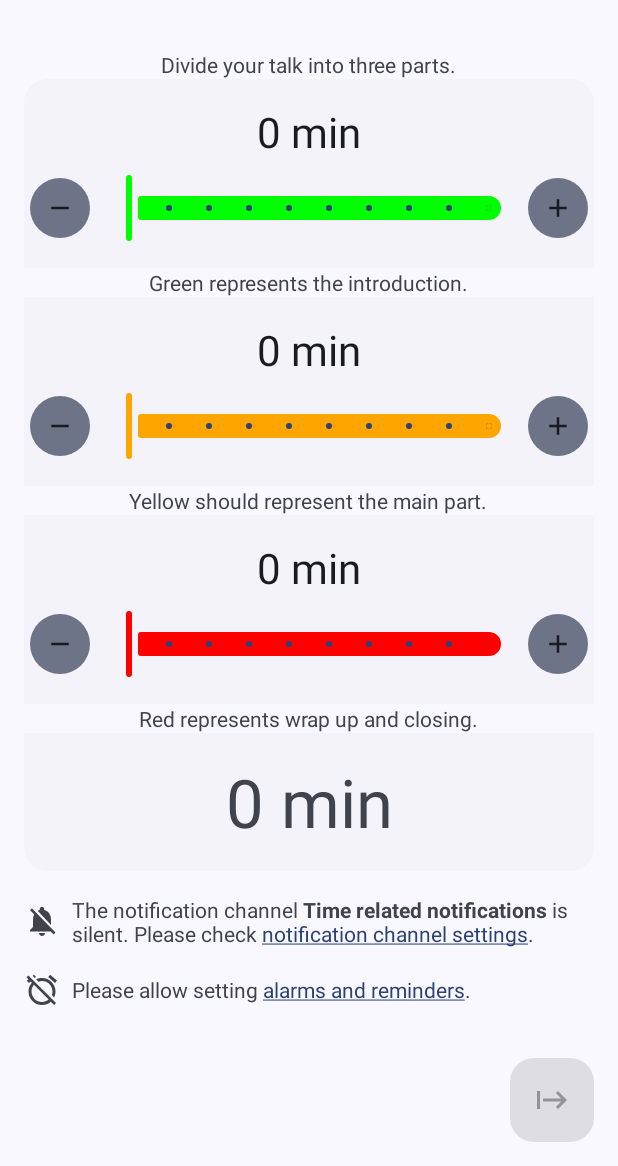
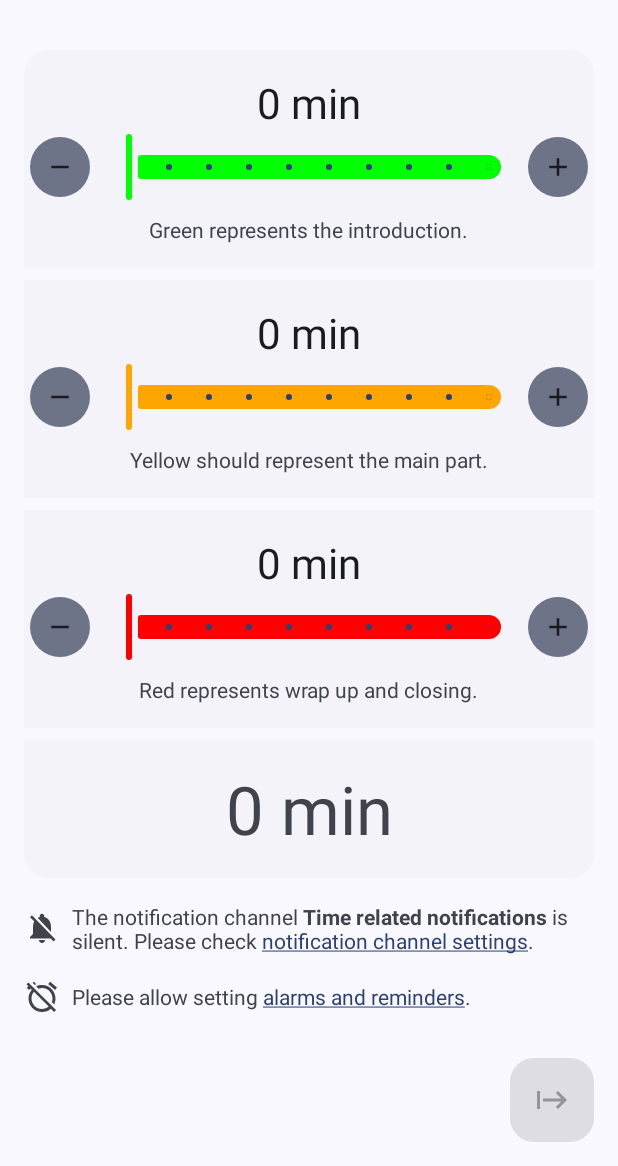
Before and after one commit to tkuenneth/mintime, an Android app: the screen it shows after launch (MinTime), on a phone screen of 412 x 824 dp, the part 70-1236 px from its top. Run offline under Robolectric (Android 15) with nearby library versions, the phone set to English and light mode, and no system bars; libraries missing offline, so code that uses them is left out: androidx.window.java; 2 statements that could not run were skipped.

Commit message:
Finished the M3 Expressive rounded corners treatment

```diff
--- a/app/src/main/java/com/thomaskuenneth/mintime/Counter.java
+++ b/app/src/main/java/com/thomaskuenneth/mintime/Counter.java
@@ -39,6 +39,7 @@ import com.google.android.material.slider.Slider;
 public class Counter extends FrameLayout {
 
     private final TextView text;
+    private final TextView info;
     private final Slider seekbar;
 
     private boolean useMinutes;
@@ -73,7 +74,6 @@ public class Counter extends FrameLayout {
         }
         a.recycle();
         View counter = inflate(context, R.layout.counter, this);
-
         MaterialButton minus = counter.findViewById(R.id.minus);
         minus.setOnClickListener(view -> changeValue(false));
         MaterialButton plus = counter.findViewById(R.id.plus);
@@ -98,6 +98,15 @@ public class Counter extends FrameLayout {
             }
             updateUIAndNotifyListener(false);
         });
+        info = counter.findViewById(R.id.info);
+    }
+
+    public void setInfoText(CharSequence text) {
+        info.setText(text);
+    }
+
+    public void setInfoVisibility(int visibility) {
+        info.setVisibility(visibility);
     }
 
     public long getValueInMillis() {
--- a/app/src/main/java/com/thomaskuenneth/mintime/MinTime.java
+++ b/app/src/main/java/com/thomaskuenneth/mintime/MinTime.java
@@ -510,11 +510,13 @@ public class MinTime extends AppCompatActivity
     }
 
     private void updateStaticViews() {
-        int visibility = hideDescriptions ? View.INVISIBLE : View.VISIBLE;
-        binding.info1.setVisibility(visibility);
-        binding.info2.setVisibility(visibility);
-        binding.info3.setVisibility(visibility);
-        binding.info4.setVisibility(visibility);
+        int visibility = hideDescriptions ? View.GONE : View.VISIBLE;
+        binding.counter1.setInfoText(getString(R.string.info2));
+        binding.counter1.setInfoVisibility(visibility);
+        binding.counter2.setInfoText(getString(R.string.info3));
+        binding.counter2.setInfoVisibility(visibility);
+        binding.counter3.setInfoText(getString(R.string.info4));
+        binding.counter3.setInfoVisibility(visibility);
         updateViews(prefs.getLong(COUNTER1, 0),
                 prefs.getLong(COUNTER2, 0),
                 prefs.getLong(COUNTER3, 0));
@@ -573,29 +575,26 @@ public class MinTime extends AppCompatActivity
         switch (RepeatingAlarm.getNotificationStatus(getSystemService(NotificationManager.class))) {
             case NOTIFICATIONS_OFF -> {
                 linkToSettings(
-                        binding.info,
+                        binding.infoNotifications,
                         R.string.check_notification_settings_off,
                         R.string.notification_settings,
                         this::launchNotificationSettings);
-                binding.info.setVisibility(View.VISIBLE);
             }
             case NOTIFICATION_CHANNEL_OFF -> {
                 linkToSettings(
-                        binding.info,
+                        binding.infoNotifications,
                         R.string.check_notification_settings_channel_off,
                         R.string.notification_settings,
                         this::launchNotificationSettings);
-                binding.info.setVisibility(View.VISIBLE);
             }
             case SILENT -> {
                 linkToSettings(
-                        binding.info,
+                        binding.infoNotifications,
                         R.string.check_notification_settings_channel_silent,
                         R.string.notification_channel_settings,
                         this::launchNotificationChannelSettings);
-                binding.info.setVisibility(View.VISIBLE);
             }
-            default -> binding.info.setVisibility(View.GONE);
+            default -> binding.infoNotifications.setVisibility(View.GONE);
         }
     }
 
@@ -608,7 +607,6 @@ public class MinTime extends AppCompatActivity
                     R.string.exact_alarms_are_off,
                     R.string.alarms_and_reminders,
                     this::launchAlarmsAndRemindersSettings);
-            binding.infoScheduleExactAlarms.setVisibility(View.VISIBLE);
         }
     }
 
@@ -639,6 +637,7 @@ public class MinTime extends AppCompatActivity
             spannable.setSpan(new StyleSpan(Typeface.BOLD), pos, pos + getString(R.string.notification_channel_name).length(), Spannable.SPAN_EXCLUSIVE_EXCLUSIVE);
         }
         textView.setText(spannable);
+        textView.setVisibility(View.VISIBLE);
     }
 
     private void launchNotificationSettings() {
--- a/app/src/main/res/layout/counter.xml
+++ b/app/src/main/res/layout/counter.xml
@@ -6,6 +6,29 @@
     android:layout_height="wrap_content"
     android:paddingTop="16dp"
     android:paddingBottom="16dp">
+
+    <TextView
+        android:id="@+id/text"
+        android:layout_width="wrap_content"
+        android:layout_height="wrap_content"
+        android:layout_marginBottom="8dp"
+        android:textAlignment="center"
+        android:textAppearance="?attr/textAppearanceHeadlineMedium"
+        app:layout_constraintEnd_toStartOf="@+id/plus"
+        app:layout_constraintStart_toEndOf="@+id/minus"
+        app:layout_constraintTop_toTopOf="parent"
+        app:layout_constraintVertical_chainStyle="packed" />
+
+    <com.google.android.material.slider.Slider
+        android:id="@+id/seekbar"
+        android:layout_width="0dp"
+        android:layout_height="wrap_content"
+        android:stepSize="10.0"
+        android:valueFrom="0"
+        android:valueTo="90"
+        app:layout_constraintEnd_toStartOf="@+id/plus"
+        app:layout_constraintStart_toEndOf="@+id/minus"
+        app:layout_constraintTop_toBottomOf="@+id/text" />
 
     <com.google.android.material.button.MaterialButton
         android:id="@+id/minus"
@@ -30,28 +53,12 @@
         app:layout_constraintTop_toTopOf="@+id/seekbar" />
 
     <TextView
-        android:id="@+id/text"
+        android:id="@+id/info"
         android:layout_width="wrap_content"
         android:layout_height="wrap_content"
-        android:layout_marginBottom="8dp"
-        android:textAlignment="center"
-        android:textAppearance="?attr/textAppearanceHeadlineMedium"
-        app:layout_constraintBottom_toTopOf="@+id/seekbar"
-        app:layout_constraintEnd_toStartOf="@+id/plus"
-        app:layout_constraintStart_toEndOf="@+id/minus"
-        app:layout_constraintTop_toTopOf="parent"
-        app:layout_constraintVertical_chainStyle="packed" />
-
-    <com.google.android.material.slider.Slider
-        android:id="@+id/seekbar"
-        android:layout_width="0dp"
-        android:layout_height="wrap_content"
-        android:stepSize="10.0"
-        android:valueFrom="0"
-        android:valueTo="90"
-        app:layout_constraintBottom_toBottomOf="parent"
-        app:layout_constraintEnd_toStartOf="@+id/plus"
-        app:layout_constraintStart_toEndOf="@+id/minus"
-        app:layout_constraintTop_toBottomOf="@+id/text" />
+        android:layout_marginTop="8dp"
+        app:layout_constraintEnd_toEndOf="@+id/seekbar"
+        app:layout_constraintStart_toStartOf="@+id/seekbar"
+        app:layout_constraintTop_toBottomOf="@+id/seekbar" />
 
 </androidx.constraintlayout.widget.ConstraintLayout>
--- a/app/src/main/res/layout/main.xml
+++ b/app/src/main/res/layout/main.xml
@@ -31,81 +31,66 @@
                         android:layout_height="wrap_content"
                         android:padding="16dp">
 
-                        <TextView
-                            android:id="@+id/info1"
-                            android:layout_width="wrap_content"
-                            android:layout_height="wrap_content"
-                            android:layout_alignParentTop="true"
-                            android:layout_centerHorizontal="true"
-                            android:text="@string/info1" />
-
-                        <LinearLayout
-                            android:id="@+id/counters_group"
-                            android:layout_width="match_parent"
-                            android:layout_height="wrap_content"
-                            android:layout_below="@id/info1"
-                            android:orientation="vertical">
-
                         <com.thomaskuenneth.mintime.Counter
                             android:id="@+id/counter1"
                             android:layout_width="match_parent"
                             android:layout_height="wrap_content"
+                            android:layout_alignParentTop="true"
                             android:background="@drawable/top_corners"
                             android:backgroundTint="?attr/colorSurfaceContainerLow"
                             custom:mintime_color="@color/green" />
 
-                            <TextView
-                                android:id="@+id/info2"
-                                android:layout_width="wrap_content"
-                                android:layout_height="wrap_content"
-                                android:layout_gravity="center_horizontal"
-                                android:text="@string/info2" />
+                        <Space
+                            android:id="@+id/space_1"
+                            android:layout_width="match_parent"
+                            android:layout_height="8dp"
+                            android:layout_below="@id/counter1" />
 
                         <com.thomaskuenneth.mintime.Counter
                             android:id="@+id/counter2"
                             android:layout_width="match_parent"
                             android:layout_height="wrap_content"
+                            android:layout_below="@id/space_1"
                             android:background="?attr/colorSurfaceContainerLow"
                             custom:mintime_color="@color/orange" />
 
-                            <TextView
-                                android:id="@+id/info3"
-                                android:layout_width="wrap_content"
-                                android:layout_height="wrap_content"
-                                android:layout_gravity="center_horizontal"
-                                android:text="@string/info3" />
+                        <Space
+                            android:id="@+id/space_2"
+                            android:layout_width="match_parent"
+                            android:layout_height="8dp"
+                            android:layout_below="@id/counter2" />
 
                         <com.thomaskuenneth.mintime.Counter
                             android:id="@+id/counter3"
                             android:layout_width="match_parent"
                             android:layout_height="wrap_content"
+                            android:layout_below="@id/space_2"
                             android:background="?attr/colorSurfaceContainerLow"
                             custom:mintime_color="@color/red" />
 
-                            <TextView
-                                android:id="@+id/info4"
-                                android:layout_width="wrap_content"
-                                android:layout_height="wrap_content"
-                                android:layout_gravity="center_horizontal"
-                                android:text="@string/info4" />
+                        <Space
+                            android:id="@+id/space_3"
+                            android:layout_width="match_parent"
+                            android:layout_height="8dp"
+                            android:layout_below="@id/counter3" />
 
                         <TextView
                             android:id="@+id/total"
                             android:layout_width="match_parent"
                             android:layout_height="wrap_content"
+                            android:layout_below="@id/space_3"
                             android:background="@drawable/bottom_corners"
-                                android:padding="16dp"
                             android:backgroundTint="?attr/colorSurfaceContainerLow"
                             android:gravity="center"
+                            android:padding="16dp"
                             android:textAlignment="center"
                             android:textSize="20pt" />
-                        </LinearLayout>
 
                         <TextView
-                            android:id="@+id/info"
+                            android:id="@+id/info_notifications"
                             android:layout_width="match_parent"
                             android:layout_height="wrap_content"
-                            android:layout_below="@id/counters_group"
+                            android:layout_below="@id/total"
                             android:layout_marginTop="16dp"
                             android:layout_marginBottom="0dp"
                             android:drawablePadding="8dp"
@@ -118,7 +103,7 @@
                             android:id="@+id/info_schedule_exact_alarms"
                             android:layout_width="match_parent"
                             android:layout_height="wrap_content"
-                            android:layout_below="@id/info"
+                            android:layout_below="@id/info_notifications"
                             android:layout_marginTop="16dp"
                             android:layout_marginBottom="0dp"
                             android:drawablePadding="8dp"
```
Lines whose indentation alone changed are shown as unchanged.
